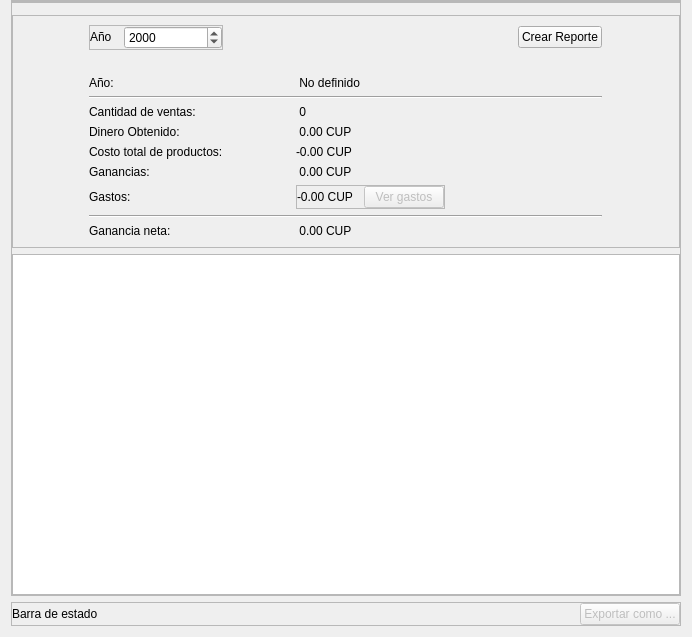
The window that view/ui/year_sale_report.ui (R0land013/blue-pos) describes before a commit, drawn with Qt 5.
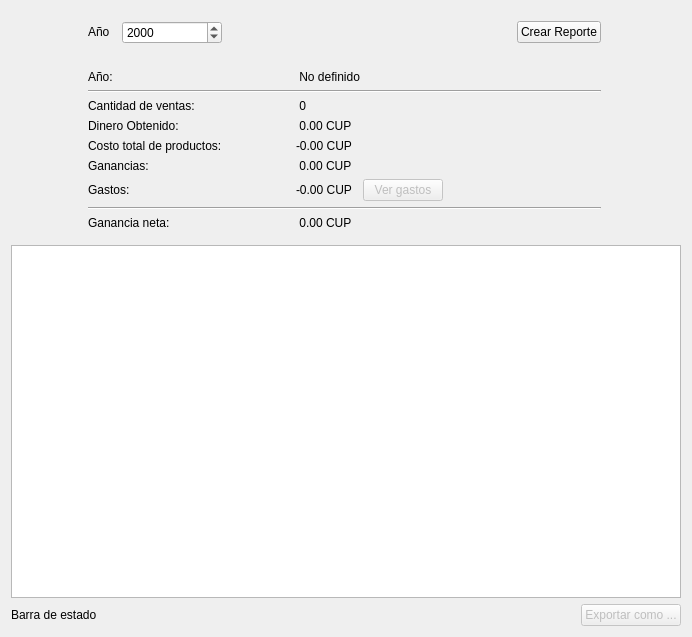
The same window after the commit.

Commit message:
Style: Se eliminaron los bordes de los frames de la app
	Los bordes se mostraban en Gnome, pero en windows no se mostraban.

What changed in the file:
```diff
--- a/view/ui/year_sale_report.ui
+++ b/view/ui/year_sale_report.ui
@@ -20,7 +20,7 @@
    <item>
     <widget class="QFrame" name="main_content_frame">
      <property name="frameShape">
-      <enum>QFrame::StyledPanel</enum>
+      <enum>QFrame::NoFrame</enum>
      </property>
      <property name="frameShadow">
       <enum>QFrame::Raised</enum>
@@ -41,7 +41,7 @@
       <item>
        <widget class="QFrame" name="frame_2">
         <property name="frameShape">
-         <enum>QFrame::StyledPanel</enum>
+         <enum>QFrame::NoFrame</enum>
         </property>
         <property name="frameShadow">
          <enum>QFrame::Raised</enum>
@@ -75,7 +75,7 @@
       <item>
        <widget class="QFrame" name="frame_3">
         <property name="frameShape">
-         <enum>QFrame::StyledPanel</enum>
+         <enum>QFrame::NoFrame</enum>
         </property>
         <property name="frameShadow">
          <enum>QFrame::Raised</enum>
@@ -84,7 +84,7 @@
          <item row="0" column="0">
           <widget class="QFrame" name="frame_4">
            <property name="frameShape">
-            <enum>QFrame::StyledPanel</enum>
+            <enum>QFrame::NoFrame</enum>
            </property>
            <property name="frameShadow">
             <enum>QFrame::Raised</enum>
@@ -310,7 +310,7 @@
             <cursorShape>PointingHandCursor</cursorShape>
            </property>
            <property name="frameShape">
-            <enum>QFrame::StyledPanel</enum>
+            <enum>QFrame::NoFrame</enum>
            </property>
            <property name="frameShadow">
             <enum>QFrame::Raised</enum>
@@ -399,7 +399,7 @@
    <item>
     <widget class="QFrame" name="frame">
      <property name="frameShape">
-      <enum>QFrame::StyledPanel</enum>
+      <enum>QFrame::NoFrame</enum>
      </property>
      <property name="frameShadow">
       <enum>QFrame::Raised</enum>
```
Left out of the diff: 2 changed lines with no effect on the pictures. The commit also changes 20 other files.
